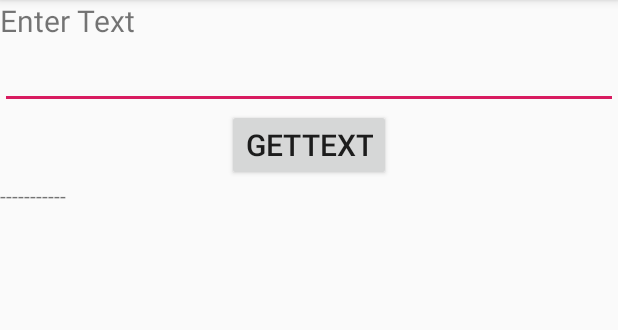
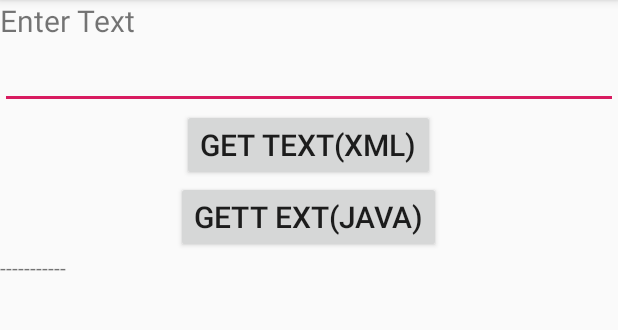
Before and after one commit to ksrikanth554/NITUIappjava2, an Android app: the screen it shows after launch (MainActivity), on a phone screen of 412 x 824 dp, the part 84-414 px from its top. Run offline under Robolectric (Android 15) with nearby library versions, the phone set to English and light mode, and no system bars.

Commit message:
updated uiapp in java

```diff
--- a/app/build.gradle
+++ b/app/build.gradle
@@ -16,6 +16,10 @@ android {
             proguardFiles getDefaultProguardFile('proguard-android.txt'), 'proguard-rules.pro'
         }
     }
+    compileOptions {
+        sourceCompatibility = '1.8'
+        targetCompatibility = '1.8'
+    }
 }
 
 dependencies {
--- a/app/src/main/java/com/sritech/www/nituiappjava/MainActivity.java
+++ b/app/src/main/java/com/sritech/www/nituiappjava/MainActivity.java
@@ -3,15 +3,42 @@ package com.sritech.www.nituiappjava;
 import android.support.v7.app.AppCompatActivity;
 import android.os.Bundle;
 import android.view.View;
+import android.widget.Button;
 import android.widget.EditText;
 import android.widget.TextView;
 
 public class MainActivity extends AppCompatActivity {
-
+    private Button b1;
+    private EditText e;
+    private TextView t;
     @Override
     protected void onCreate(Bundle savedInstanceState) {
         super.onCreate(savedInstanceState);
         setContentView(R.layout.activity_main);
+        e=findViewById(R.id.edt1);
+        t=findViewById(R.id.txt1);
+        b1=findViewById(R.id.b1);
+
+        //Anonymous InnerClass
+        b1.setOnClickListener(new View.OnClickListener() {
+            @Override
+            public void onClick(View v) {
+                String s=e.getText().toString();
+                t.setText(s);
+                e.setText("");
+
+            }
+        });
+
+       //Lamda Expression
+       /* b1.setOnClickListener(v -> {
+            String s=e.getText().toString();
+            t.setText(s);
+            e.setText("");
+
+        });*/
+
+      // b1.setOnClickListener(this);
     }
    public void getText(View view)
    {
@@ -23,4 +50,11 @@ public class MainActivity extends AppCompatActivity {
 
 
    }
+
+   /* @Override
+    public void onClick(View v) {
+       String s=e.getText().toString();
+       t.setText(s);
+       e.setText("");
+    }*/
 }
--- a/app/src/main/res/layout/activity_main.xml
+++ b/app/src/main/res/layout/activity_main.xml
@@ -12,11 +12,18 @@
         android:id="@+id/edt1"/>
     <Button android:layout_width="wrap_content"
         android:layout_height="wrap_content"
-        android:text="gettext"
+        android:text="get text(xml)"
         android:textSize="20sp"
         android:layout_gravity="center"
         android:onClick="getText"
         />
+    <Button android:layout_width="wrap_content"
+        android:layout_height="wrap_content"
+        android:text="gett ext(java)"
+        android:textSize="20sp"
+        android:layout_gravity="center"
+        android:id="@+id/b1"/>
+
     <TextView android:layout_width="match_parent"
         android:layout_height="wrap_content"
         android:text="-----------"
```
